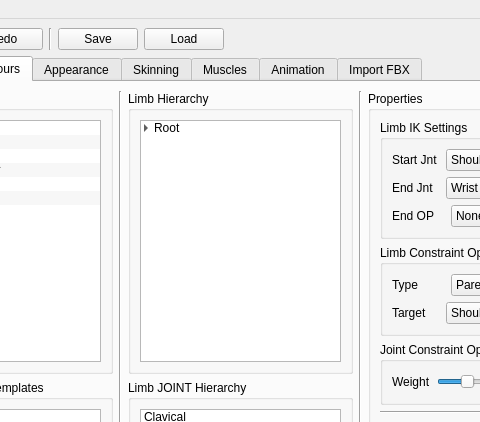
This is _REF/Mockup_UI/TPMAR_Main_01.ui in TPayneExperience/TrevorPaynes_RigAndAnimSuite as Qt 5 draws it before an edit; both pictures show x 132 to 612 and y 0 to 422 of the 702 by 705 pixel window. The edited form follows.
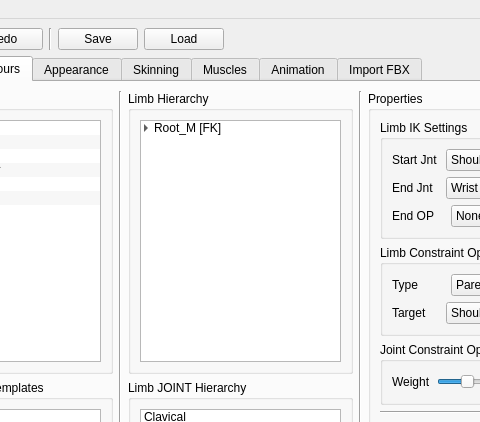
This is the edited form.

What changed in the file:
```diff
--- a/_REF/Mockup_UI/TPMAR_Main_01.ui
+++ b/_REF/Mockup_UI/TPMAR_Main_01.ui
@@ -962,7 +962,7 @@
                      </column>
                      <item>
                       <property name="text">
-                       <string>Root</string>
+                       <string>Root_M [FK]</string>
                       </property>
                       <item>
                        <property name="text">
```
Left out of the diff: 8 changed lines with no effect on the pictures.
